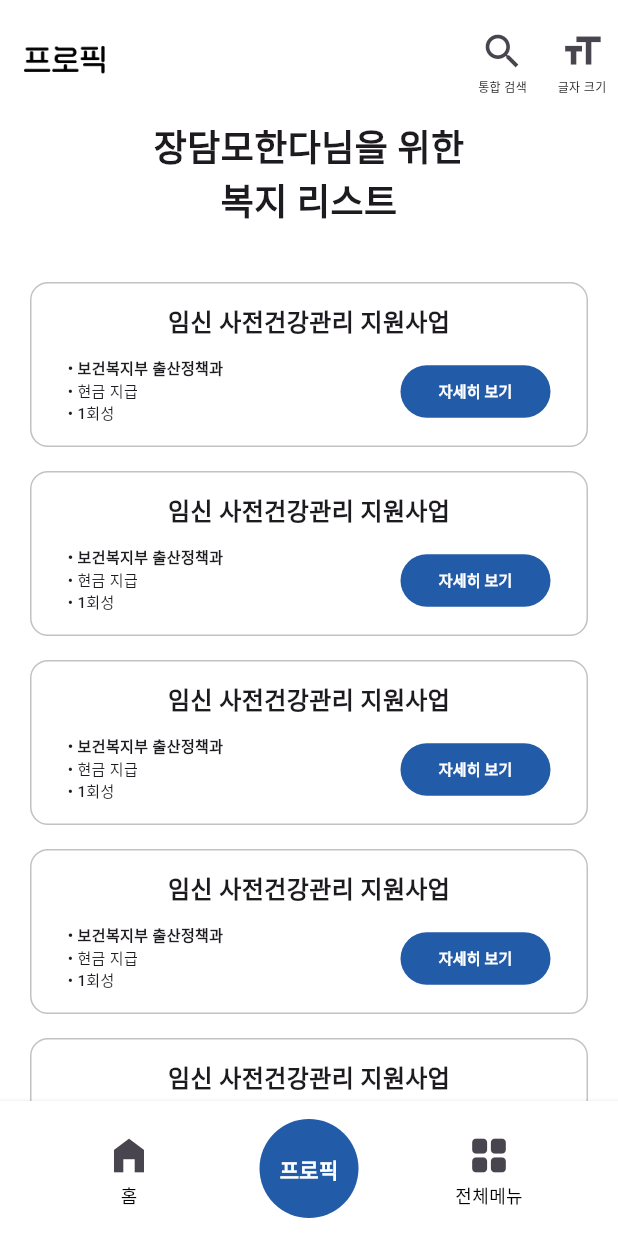
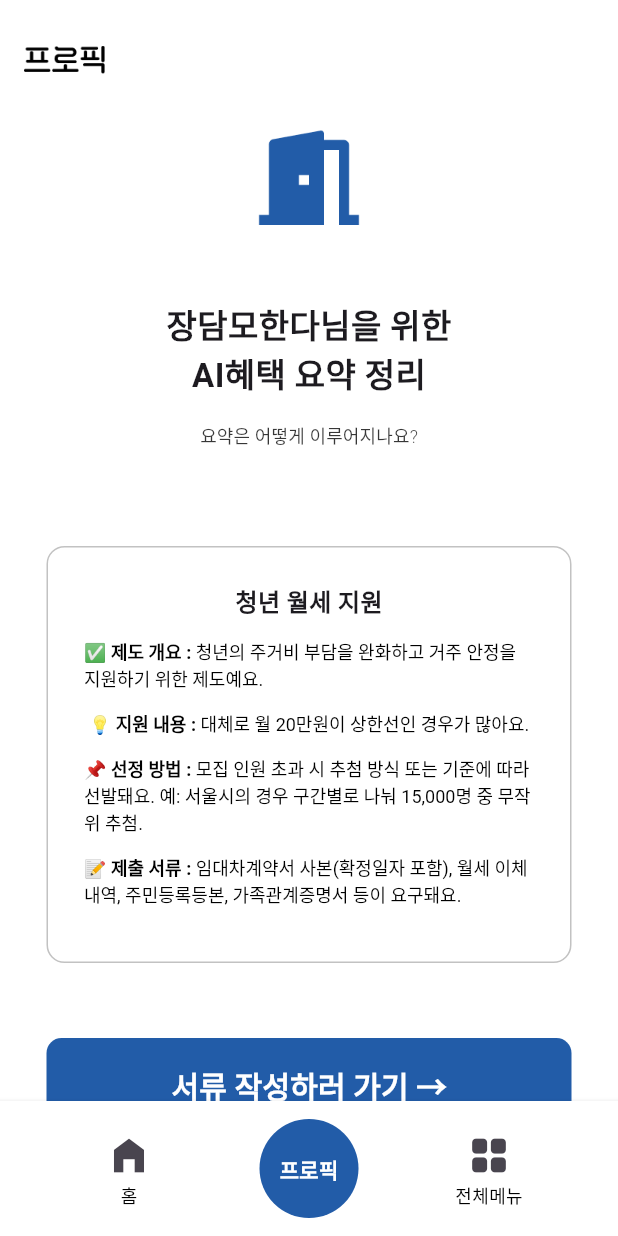
Before and after one commit to misochallenge-ProPick/MISOCHALLENGE2025_ProPick, a Flutter app: the screen it shows after launch, on a phone screen of 412 x 824 dp. Run offline on Flutter 3.47's test engine with Material 3 defaults, Android fonts, the phone set to English and light mode, and no system bars; our stand-ins replace dropdown_button2.

Commit message:
add: summarypage

```diff
--- a/lib/main.dart
+++ b/lib/main.dart
@@ -5,6 +5,7 @@ import 'package:propick/page/inputAge_page.dart';
 import 'package:propick/page/inputArea_page.dart';
 import 'package:propick/page/inputType_page.dart';
 import 'package:propick/page/main_page.dart';
+import 'package:propick/page/summary_page.dart';
 
 void main() {
   runApp(const MyWidget());
@@ -22,7 +23,7 @@ class _MyWidgetState extends State<MyWidget> {
   Widget build(BuildContext context) {
     return MaterialApp(
       debugShowCheckedModeBanner: false,
-      home: ListPage(),
+      home: SummaryPage(),
     );
   }
 }
--- a/lib/page/List_page.dart
+++ b/lib/page/List_page.dart
@@ -1,10 +1,13 @@
 import 'package:flutter/material.dart';
+import 'package:propick/page/summary_page.dart';
 
 class ListPage extends StatelessWidget {
   ListPage({super.key});
 
-  final ListCardText1 = ["임신 사전건강관리 지원사업"];
-  final ListCardText2 = [["보건복지부 출산정책과", "현금 지급", "1회성"]];
+  List<String> ListCardText1 = ["임신 사전건강관리 지원사업"];
+  List<List<String>> ListCardText2 = [
+    ["보건복지부 출산정책과", "현금 지급", "1회성"],
+  ];
 
   @override
   Widget build(BuildContext context) {
@@ -14,6 +17,7 @@ class ListPage extends StatelessWidget {
         backgroundColor: Colors.white,
 
         appBar: AppBar(
+          scrolledUnderElevation: 0,
           toolbarHeight: 80,
           backgroundColor: Colors.white,
           elevation: 0,
@@ -152,7 +156,14 @@ class ListPage extends StatelessWidget {
                                       168,
                                     ),
                                   ),
-                                  onPressed: () {},
+                                  onPressed: () {
+                                    Navigator.push(
+                                      context,
+                                      MaterialPageRoute(
+                                        builder: (context) => SummaryPage(),
+                                      ),
+                                    );
+                                  },
                                   child: Text(
                                     "자세히 보기",
                                     style: TextStyle(
--- /dev/null
+++ b/lib/page/summary_page.dart
@@ -0,0 +1,193 @@
+import 'package:flutter/material.dart';
+import 'package:propick/util/TextBtn.dart';
+
+class SummaryPage extends StatelessWidget {
+  SummaryPage({super.key});
+
+  String summaryTitle = "청년 월세 지원";
+  List<String> firstText = [
+    "✅ 제도 개요 : ",
+    "💡 지원 내용 : ",
+    "📌 선정 방법 : ",
+    "📝 제출 서류 : ",
+  ];
+  List<String> summaryBody = [
+    "청년의 주거비 부담을 완화하고 거주 안정을 지원하기 위한 제도예요.",
+    "대체로 월 20만원이 상한선인 경우가 많아요.",
+    "모집 인원 초과 시 추첨 방식 또는 기준에 따라 선발돼요. 예: 서울시의 경우 구간별로 나눠 15,000명 중 무작위 추첨.",
+    "임대차계약서 사본(확정일자 포함), 월세 이체내역, 주민등록등본, 가족관계증명서 등이 요구돼요.",
+  ];
+
+  @override
+  Widget build(BuildContext context) {
+    return MaterialApp(
+      debugShowCheckedModeBanner: false,
+      home: Scaffold(
+        backgroundColor: Colors.white,
+
+        appBar: AppBar(
+          scrolledUnderElevation: 0,
+          toolbarHeight: 80,
+          backgroundColor: Colors.white,
+          elevation: 0,
+          leadingWidth: 70,
+          leading: Padding(
+            padding: const EdgeInsets.only(left: 16),
+            child: Image.asset(
+              'assets/images/propick_logo_2x_black.png',
+              scale: 1,
+            ),
+          ),
+        ),
+
+        body: Align(
+          alignment: Alignment.center,
+          child: Column(
+            children: [
+              Image.asset('assets/images/propick_doorimage.png', scale: 2),
+              SizedBox(height: 40),
+              Text(
+                "장담모한다님을 위한",
+                style: TextStyle(fontSize: 22, fontWeight: FontWeight.bold),
+              ),
+              Text(
+                "AI혜택 요약 정리",
+                style: TextStyle(fontSize: 22, fontWeight: FontWeight.bold),
+              ),
+              TextButton(
+                onPressed: () {},
+                child: Text(
+                  "요약은 어떻게 이루어지나요?",
+                  style: TextStyle(
+                    fontSize: 12,
+                    fontWeight: FontWeight.w300,
+                    color: Colors.black.withAlpha(200),
+                  ),
+                ),
+              ),
+              SizedBox(height: 50),
+              Container(
+                width: 350,
+                padding: EdgeInsets.all(24),
+                decoration: BoxDecoration(
+                  border: Border.all(width: 1, color: Color(0x99999999)),
+                  borderRadius: BorderRadius.circular(12),
+                ),
+                child: Align(
+                  alignment: Alignment.center,
+                  child: Column(
+                    children: [
+                      Text(
+                        summaryTitle,
+                        style: TextStyle(
+                          fontSize: 16,
+                          fontWeight: FontWeight.bold,
+                        ),
+                      ),
+
+                      SizedBox(height: 12),
+
+                      for (int i = 0; i < 4; i++) ...[
+                        RichText(
+                          text: TextSpan(
+                            children: <TextSpan>[
+                              TextSpan(
+                                text: firstText[i],
+                                style: TextStyle(
+                                  fontSize: 12,
+                                  fontWeight: FontWeight.bold,
+                                  color: Colors.black,
+                                ),
+                              ),
+                              TextSpan(
+                                text: summaryBody[i],
+                                style: TextStyle(
+                                  fontSize: 12,
+                                  fontWeight: FontWeight.w400,
+                                  color: Colors.black,
+                                ),
+                              ),
+                            ],
+                          ),
+                        ),
+                        SizedBox(height: 12),
+                      ],
+                    ],
+                  ),
+                ),
+              ),
+
+              SizedBox(height: 50,),
+
+              Align(child: Textbtn(text: "서류 작성하러 가기 →", pageRoute: SummaryPage())),
+            ],
+          ),
+        ),
+
+        bottomNavigationBar: BottomAppBar(
+          height: 90,
+          color: Colors.white,
+          elevation: 3,
+          shadowColor: Colors.black,
+          child: Row(
+            mainAxisSize: MainAxisSize.min,
+            mainAxisAlignment: MainAxisAlignment.spaceEvenly,
+            children: [
+              Column(
+                children: [
+                  IconButton(
+                    onPressed: () {},
+                    icon: Icon(Icons.home_filled, size: 30),
+                  ),
+                  Transform.translate(
+                    offset: Offset(0, -6),
+                    child: Text(
+                      "홈",
+                      style: TextStyle(fontSize: 12, color: Colors.black),
+                    ),
+                  ),
+                ],
+              ),
+              Container(
+                width: 100,
+                height: 100,
+                decoration: BoxDecoration(
+                  shape: BoxShape.circle,
+                  color: Color.fromARGB(255, 34, 92, 168),
+                ),
+                child: Align(
+                  alignment: Alignment.center,
+                  child: Center(
+                    child: Text(
+                      "프로픽",
+                      style: TextStyle(
+                        fontSize: 14,
+                        fontWeight: FontWeight.bold,
+                        color: Colors.white,
+                      ),
+                    ),
+                  ),
+                ),
+              ),
+              Column(
+                children: [
+                  IconButton(
+                    onPressed: () {},
+                    icon: Icon(Icons.grid_view_rounded, size: 30),
+                  ),
+                  Transform.translate(
+                    offset: Offset(0, -6),
+                    child: Text(
+                      "전체메뉴",
+                      style: TextStyle(fontSize: 12, color: Colors.black),
+                    ),
+                  ),
+                ],
+              ),
+            ],
+          ),
+        ),
+      ),
+    );
+  }
+}
```
